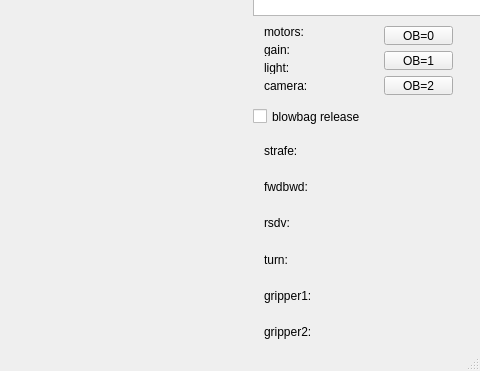
keagoesdeep/HUD_Qt_SW, file mainwindow.ui: the form before one commit; both pictures show x 607 to 1087 and y 282 to 653 of the 1087 by 653 pixel window.
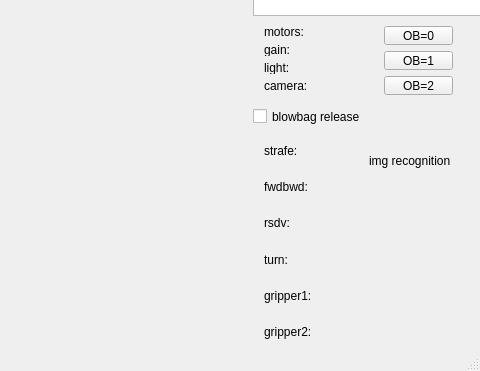
The form after the commit.

Commit message: Output of TR

What changed in the file:
```diff
--- a/mainwindow.ui
+++ b/mainwindow.ui
@@ -214,6 +214,19 @@
      </item>
     </layout>
    </widget>
+   <widget class="QLabel" name="imgRecognition">
+    <property name="geometry">
+     <rect>
+      <x>976</x>
+      <y>400</y>
+      <width>111</width>
+      <height>51</height>
+     </rect>
+    </property>
+    <property name="text">
+     <string>img recognition</string>
+    </property>
+   </widget>
    <zorder>controlsBrowser</zorder>
    <zorder>verticalLayoutWidget</zorder>
    <zorder>verticalLayoutWidget_2</zorder>
```
Left out of the diff: 1 changed line with no effect on the pictures. The commit also changes 2 other files.
